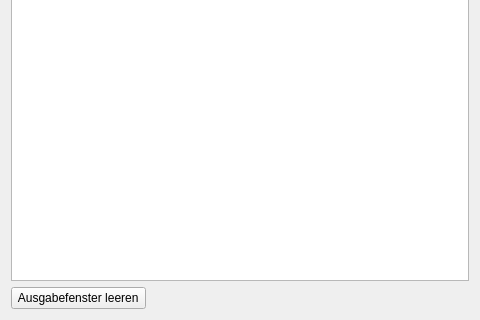
First picture: the form in debugoutputform.ui, repository 607011/bineqt, before the edit; both pictures show x 0 to 480 and y 320 to 640 of the 480 by 640 pixel window.
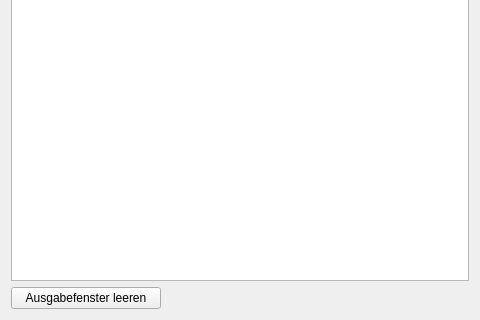
Second picture: the form after the edit.

Commit message: SMTP-Timeouts auf 7500 ms gesetzt.

```diff
--- a/debugoutputform.ui
+++ b/debugoutputform.ui
@@ -32,8 +32,26 @@
      </property>
      <item>
       <widget class="QPushButton" name="clearPushButton">
+       <property name="sizePolicy">
+        <sizepolicy hsizetype="Minimum" vsizetype="Fixed">
+         <horstretch>0</horstretch>
+         <verstretch>0</verstretch>
+        </sizepolicy>
+       </property>
+       <property name="minimumSize">
+        <size>
+         <width>150</width>
+         <height>0</height>
+        </size>
+       </property>
+       <property name="baseSize">
+        <size>
+         <width>0</width>
+         <height>0</height>
+        </size>
+       </property>
        <property name="text">
-        <string> Ausgabefenster leeren </string>
+        <string>Ausgabefenster leeren</string>
        </property>
       </widget>
      </item>
```
Left out of the diff: 28 changed lines with no effect on the pictures. The commit also changes 2 other files.
